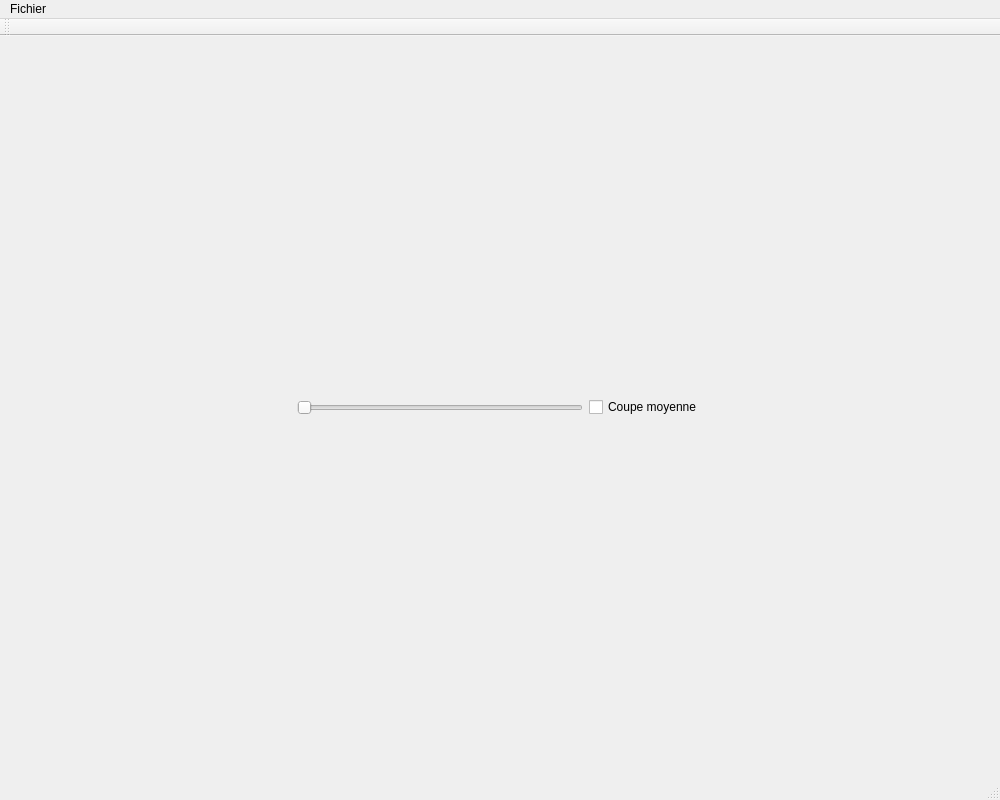
Qt form mainwindow.ui (akrah/TKDetection) before a commit.
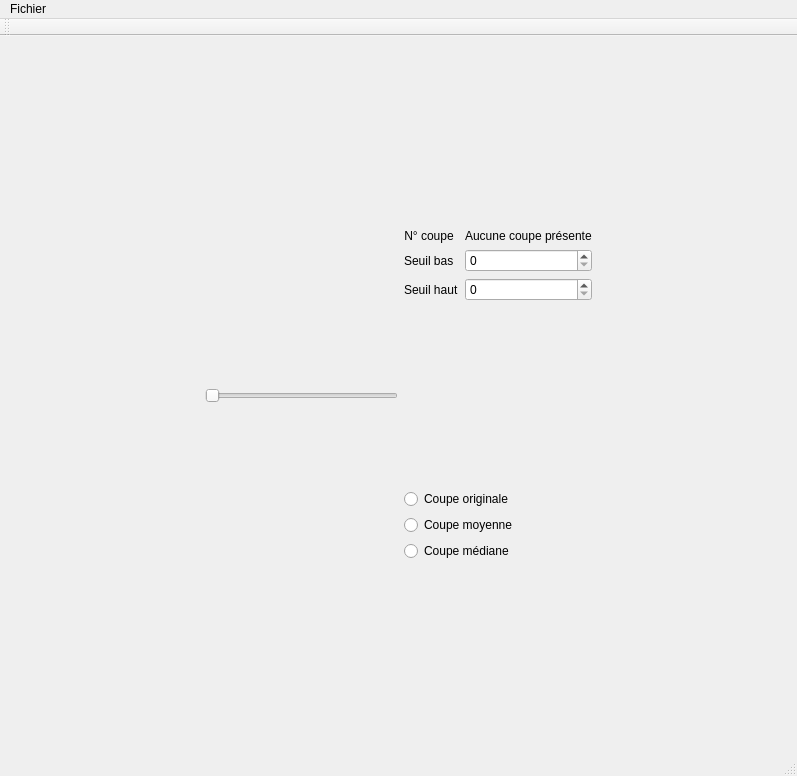
The same form after that commit.

Commit message: Ajout de vue de la coupe moyenne Ajout de vue de la coupe médiane Mise en place du MVC (à continuer) Ajout d'un seuillage

The edit to the form file:
```diff
--- a/mainwindow.ui
+++ b/mainwindow.ui
@@ -6,8 +6,8 @@
    <rect>
     <x>0</x>
     <y>0</y>
-    <width>1000</width>
-    <height>800</height>
+    <width>797</width>
+    <height>776</height>
    </rect>
   </property>
   <property name="windowTitle">
@@ -66,12 +66,115 @@
     <item>
      <layout class="QVBoxLayout" name="verticalLayout_2">
       <item>
-       <widget class="QCheckBox" name="_averageSlice">
+       <spacer name="verticalSpacer">
+        <property name="orientation">
+         <enum>Qt::Vertical</enum>
+        </property>
+        <property name="sizeHint" stdset="0">
+         <size>
+          <width>20</width>
+          <height>40</height>
+         </size>
+        </property>
+       </spacer>
+      </item>
+      <item>
+       <layout class="QFormLayout" name="formLayout">
+        <property name="fieldGrowthPolicy">
+         <enum>QFormLayout::AllNonFixedFieldsGrow</enum>
+        </property>
+        <property name="topMargin">
+         <number>0</number>
+        </property>
+        <item row="0" column="0">
+         <widget class="QLabel" name="label">
+          <property name="text">
+           <string>N° coupe</string>
+          </property>
+          <property name="alignment">
+           <set>Qt::AlignCenter</set>
+          </property>
+         </widget>
+        </item>
+        <item row="0" column="1">
+         <widget class="QLabel" name="_sliceNumber">
+          <property name="text">
+           <string>Aucune coupe présente</string>
+          </property>
+          <property name="alignment">
+           <set>Qt::AlignLeading|Qt::AlignLeft|Qt::AlignVCenter</set>
+          </property>
+         </widget>
+        </item>
+        <item row="1" column="0">
+         <widget class="QLabel" name="label_2">
+          <property name="text">
+           <string>Seuil bas</string>
+          </property>
+         </widget>
+        </item>
+        <item row="1" column="1">
+         <widget class="QSpinBox" name="_lowThreshold"/>
+        </item>
+        <item row="2" column="0">
+         <widget class="QLabel" name="label_3">
+          <property name="text">
+           <string>Seuil haut</string>
+          </property>
+         </widget>
+        </item>
+        <item row="2" column="1">
+         <widget class="QSpinBox" name="_highThreshold"/>
+        </item>
+       </layout>
+      </item>
+      <item>
+       <spacer name="verticalSpacer_3">
+        <property name="orientation">
+         <enum>Qt::Vertical</enum>
+        </property>
+        <property name="sizeHint" stdset="0">
+         <size>
+          <width>20</width>
+          <height>40</height>
+         </size>
+        </property>
+       </spacer>
+      </item>
+      <item>
+       <widget class="QRadioButton" name="_originalSlice">
+        <property name="text">
+         <string>Coupe originale</string>
+        </property>
+       </widget>
+      </item>
+      <item>
+       <widget class="QRadioButton" name="_averageSlice">
         <property name="text">
          <string>Coupe moyenne</string>
         </property>
        </widget>
       </item>
+      <item>
+       <widget class="QRadioButton" name="_medianSlice">
+        <property name="text">
+         <string>Coupe médiane</string>
+        </property>
+       </widget>
+      </item>
+      <item>
+       <spacer name="verticalSpacer_2">
+        <property name="orientation">
+         <enum>Qt::Vertical</enum>
+        </property>
+        <property name="sizeHint" stdset="0">
+         <size>
+          <width>20</width>
+          <height>40</height>
+         </size>
+        </property>
+       </spacer>
+      </item>
      </layout>
     </item>
     <item>
@@ -94,7 +197,7 @@
     <rect>
      <x>0</x>
      <y>0</y>
-     <width>1000</width>
+     <width>797</width>
      <height>25</height>
     </rect>
    </property>
```
Left out of the diff: 1 changed line with no effect on the pictures. The commit also changes 7 other files.
